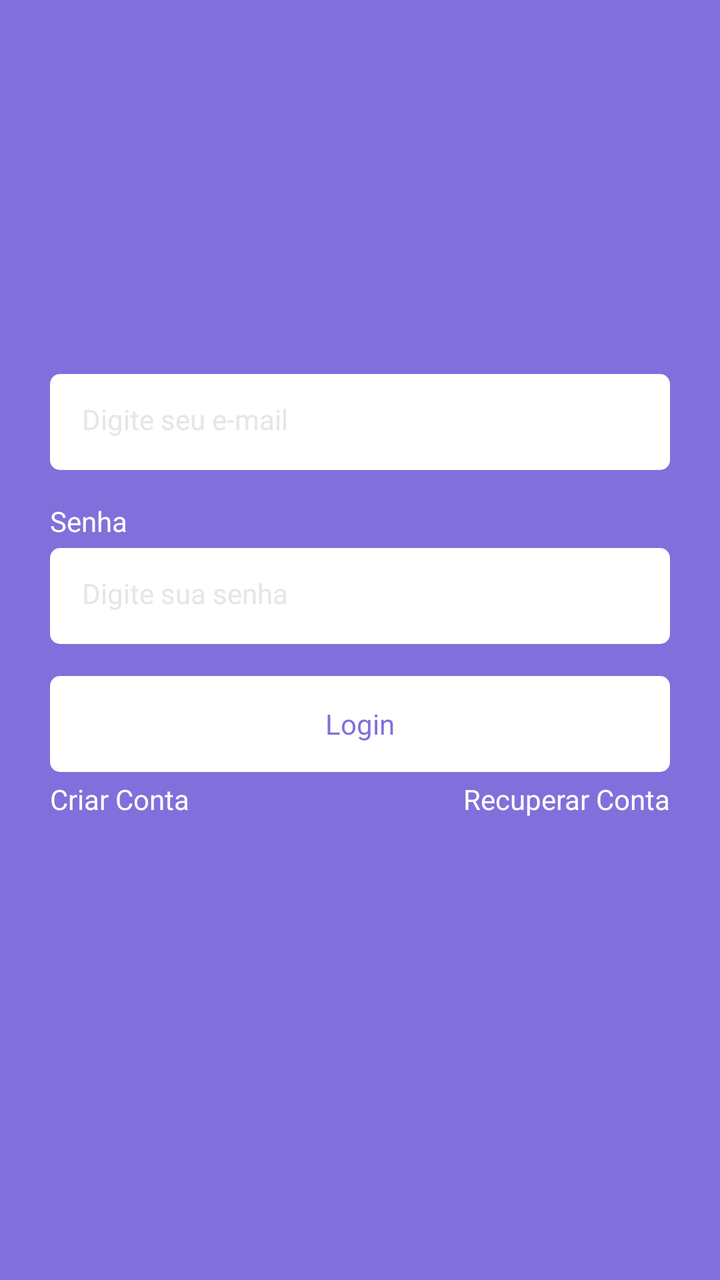
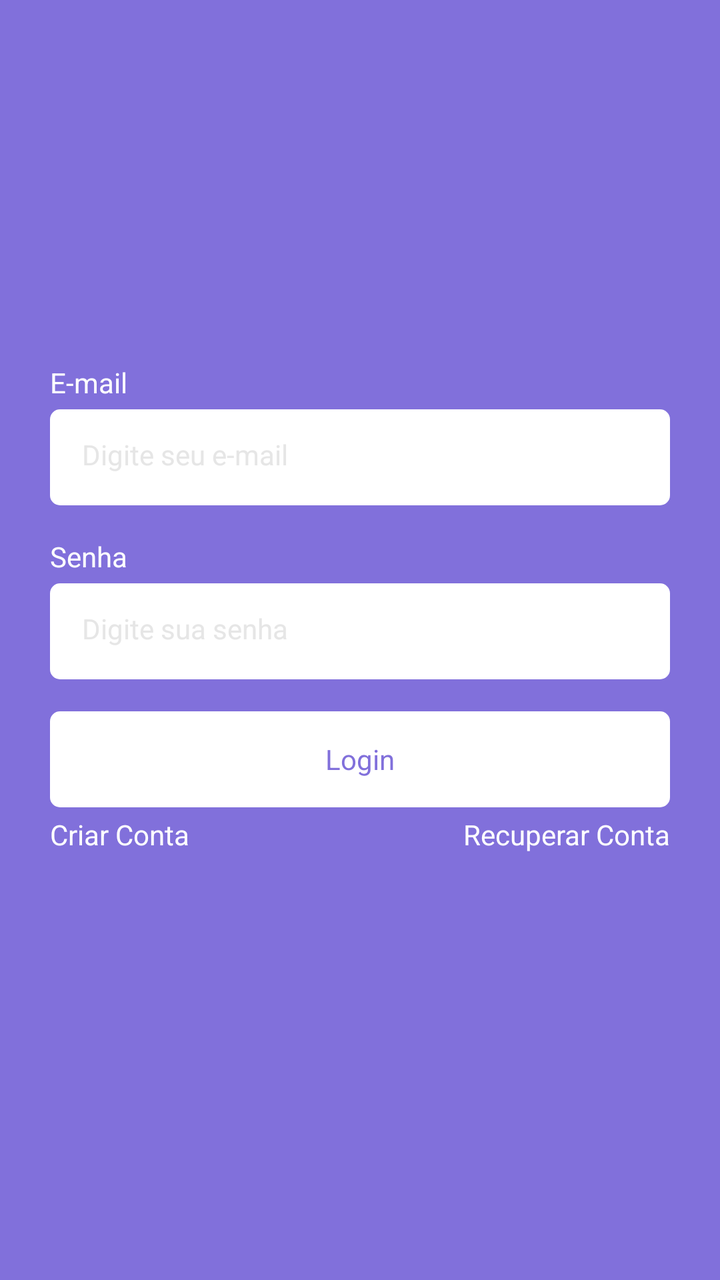

Two renders of the same Android screen: before a commit and after it. Below are the layout's source before the change and the commit's diff.
<!-- AndroidManifest.xml: application theme Theme.Kanban -->
<!-- res/layout/fragment_login.xml -->
<?xml version="1.0" encoding="utf-8"?>
<androidx.constraintlayout.widget.ConstraintLayout xmlns:android="http://schemas.android.com/apk/res/android"
    xmlns:tools="http://schemas.android.com/tools"
    android:layout_width="match_parent"
    android:layout_height="match_parent"
    xmlns:app="http://schemas.android.com/apk/res-auto"
    tools:context=".ui.auth.LoginFragment">

    <LinearLayout
        android:id="@+id/LinearLayout"
        android:layout_width="0dp"
        android:layout_height="wrap_content"
        app:layout_constraintBottom_toBottomOf="parent"
        app:layout_constraintEnd_toEndOf="parent"
        app:layout_constraintStart_toStartOf="parent"
        app:layout_constraintTop_toTopOf="parent"
        android:orientation="vertical"
        android:layout_marginHorizontal="25dp">



        <EditText
            android:id="@+id/editTextEmail"
            android:layout_width="match_parent"
            android:layout_height="48dp"
            android:hint="Digite seu e-mail"
            android:textColorHint="@color/slight_white"
            android:inputType="textEmailAddress"
            android:layout_marginTop="4dp"
            android:textColor="@color/black"
            style="@style/EditTextTheme"/>

        <TextView
            android:layout_width="wrap_content"
            android:layout_height="wrap_content"
            android:text="Senha"
            android:textColor="@color/white"
            android:layout_marginTop="16dp"/>

        <EditText
            android:id="@+id/editTextSenha"
            android:layout_width="match_parent"
            android:layout_height="48dp"
            android:inputType="textPassword"
            android:hint="Digite sua senha"
            android:textColorHint="@color/slight_white"
            android:textColor="@color/black"
            android:layout_marginTop="4dp"
            style="@style/EditTextTheme"/>

        <com.google.android.material.button.MaterialButton
            android:id="@+id/buttonLogin"
            style="@style/ButtonTheme"
            android:layout_width="match_parent"
            android:layout_height="wrap_content"
            android:text="Login"
            app:backgroundTint="@null"
            android:layout_marginTop="16dp"/>

        <LinearLayout
            android:layout_width="match_parent"
            android:layout_height="wrap_content"
            android:orientation="horizontal"
            android:layout_marginTop="4dp">

            <TextView
                android:id="@+id/btnRegister"
                android:layout_width="wrap_content"
                android:layout_height="wrap_content"
                android:text="Criar Conta"
                android:layout_weight="1"
                android:textAlignment="textStart"
                android:textColor="@color/white"/>

            <TextView
                android:id="@+id/btnRecover"
                android:layout_width="wrap_content"
                android:layout_height="wrap_content"
                android:text="Recuperar Conta"
                android:layout_weight="1"
                android:textAlignment="textEnd"
                android:textColor="@color/white"/>
        </LinearLayout>

        <ProgressBar
            android:layout_width="wrap_content"
            android:layout_height="wrap_content"
            android:indeterminateTint="@color/white"
            android:layout_gravity="center"
            tools:visibility="visible"
            android:visibility="invisible"/>
    </LinearLayout>
</androidx.constraintlayout.widget.ConstraintLayout>
<!-- resources referenced by this layout -->
<resources>
  <color name="black">#FF000000</color>
  <color name="slight_white">#E6E6E6</color>
  <color name="white">#FFFFFFFF</color>
  <style name="ButtonTheme" parent="Theme.MaterialComponents.DayNight.NoActionBar">
          <item name="android:background">@drawable/bg_btn</item>
          <item name="android:textAllCaps">false</item>
          <item name="android:textColor">@color/color_default</item>
          <item name="android:backgroundTint">@null</item>
      </style>
  <style name="EditTextTheme" parent="Theme.MaterialComponents.DayNight.NoActionBar">
          <item name="android:background">@drawable/bg_edit_text</item>
          <item name="android:padding">16dp</item>
          <item name="android:textSize">14sp</item>
      </style>
  <style name="Theme.Kanban" parent="Base.Theme.Kanban" />
  <!-- drawable bg_btn (drawable) -->
  <?xml version="1.0" encoding="utf-8"?>
  <shape xmlns:android="http://schemas.android.com/apk/res/android"
      android:shape="rectangle">
  
      <solid android:color="@color/white"/>
      <corners android:radius="5dp"/>
  
  </shape>
  <color name="color_default">#8170DB</color>
  <!-- drawable bg_edit_text (drawable) -->
  <?xml version="1.0" encoding="utf-8"?>
  <shape xmlns:android="http://schemas.android.com/apk/res/android"
      android:shape="rectangle">
  
      <solid android:color="@color/white"/>
      <corners android:radius="5dp"/>
  
  </shape>
  <style name="Base.Theme.Kanban" parent="Theme.Material3.DayNight.NoActionBar">
          
          
          <item name="colorPrimary">@color/color_default</item>
          <item name="colorPrimaryVariant">@color/color_default</item>
          <item name="android:windowBackground">@color/color_default</item>
      </style>
</resources>

<!-- the commit's change to res/layout/fragment_login.xml (unified diff, before → after) -->
@@ -17,13 +17,18 @@
         android:orientation="vertical"
         android:layout_marginHorizontal="25dp">
 
-
+        <TextView
+            android:layout_width="wrap_content"
+            android:layout_height="wrap_content"
+            android:text="@string/text_email"
+            android:textColor="@color/white"
+            android:layout_marginTop="16dp"/>
 
         <EditText
             android:id="@+id/editTextEmail"
             android:layout_width="match_parent"
             android:layout_height="48dp"
-            android:hint="Digite seu e-mail"
+            android:hint="@string/text_hint_type_email"
             android:textColorHint="@color/slight_white"
             android:inputType="textEmailAddress"
             android:layout_marginTop="4dp"
@@ -33,7 +38,7 @@
         <TextView
             android:layout_width="wrap_content"
             android:layout_height="wrap_content"
-            android:text="Senha"
+            android:text="@string/text_senha"
             android:textColor="@color/white"
             android:layout_marginTop="16dp"/>
 
@@ -42,7 +47,7 @@
             android:layout_width="match_parent"
             android:layout_height="48dp"
             android:inputType="textPassword"
-            android:hint="Digite sua senha"
+            android:hint="@string/text_hint_type_senha"
             android:textColorHint="@color/slight_white"
             android:textColor="@color/black"
             android:layout_marginTop="4dp"
@@ -53,7 +58,7 @@
             style="@style/ButtonTheme"
             android:layout_width="match_parent"
             android:layout_height="wrap_content"
-            android:text="Login"
+            android:text="@string/text_login"
             app:backgroundTint="@null"
             android:layout_marginTop="16dp"/>
 
@@ -67,7 +72,7 @@
                 android:id="@+id/btnRegister"
                 android:layout_width="wrap_content"
                 android:layout_height="wrap_content"
-                android:text="Criar Conta"
+                android:text="@string/text_create_account"
                 android:layout_weight="1"
                 android:textAlignment="textStart"
                 android:textColor="@color/white"/>
@@ -76,7 +81,7 @@
                 android:id="@+id/btnRecover"
                 android:layout_width="wrap_content"
                 android:layout_height="wrap_content"
-                android:text="Recuperar Conta"
+                android:text="@string/text_recover_account"
                 android:layout_weight="1"
                 android:textAlignment="textEnd"
                 android:textColor="@color/white"/>
<!-- resource entries referenced after the edit -->
@@ -3,6 +3,13 @@
   <color name="black">#FF000000</color>
   <color name="slight_white">#E6E6E6</color>
   <color name="white">#FFFFFFFF</color>
+  <string name="text_create_account">Criar Conta</string>
+  <string name="text_email">E-mail</string>
+  <string name="text_hint_type_email">Digite seu e-mail</string>
+  <string name="text_hint_type_senha">Digite sua senha</string>
+  <string name="text_login">Login</string>
+  <string name="text_recover_account">Recuperar Conta</string>
+  <string name="text_senha">Senha</string>
   <style name="ButtonTheme" parent="Theme.MaterialComponents.DayNight.NoActionBar">
           <item name="android:background">@drawable/bg_btn</item>
           <item name="android:textAllCaps">false</item>
